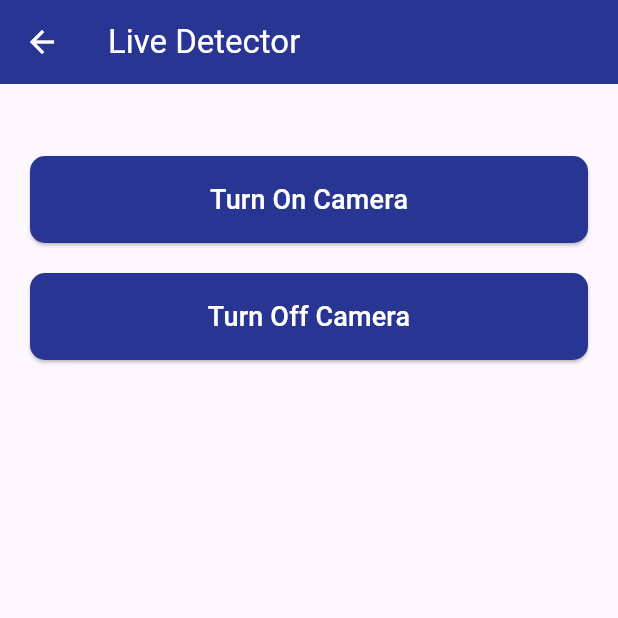
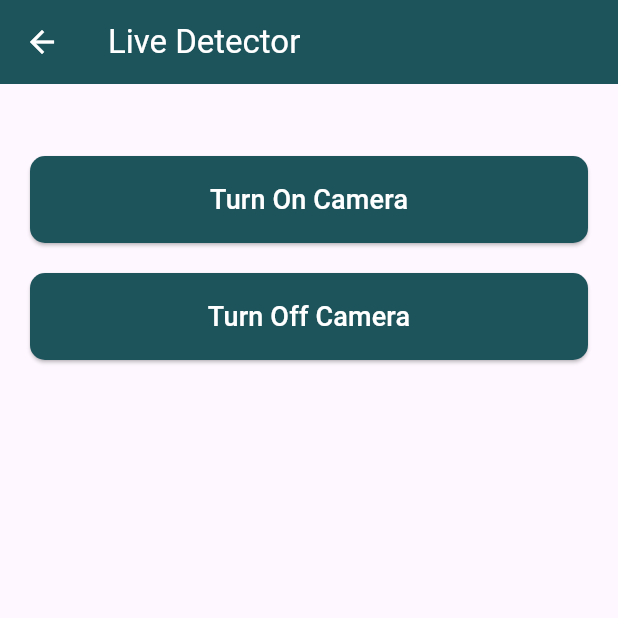
Before and after one commit to royhairul/mobileapps-potholedetection, a Flutter app: the screen it shows after launch, after a tap on "Live Detection", on a phone screen of 412 x 824 dp, the top half of it. Run offline on Flutter 3.47's test engine with Material 3 defaults, Android fonts, the phone set to English and light mode, and no system bars; our stand-ins replace bloc, camera, flutter_bloc, flutter_image_compress, font_awesome_flutter, geolocator and 5 more.

Commit message:
feat: update API URLs, change color primary, and refactor widget constructors

```diff
--- a/lib/env.dart
+++ b/lib/env.dart
@@ -13,6 +13,6 @@ abstract class Env {
 
   static const String kYoloFastApiUrl = String.fromEnvironment(
     'YOLO_API_URL',
-    defaultValue: 'https://reasonably-more-haddock.ngrok-free.app',
+    defaultValue: 'http://rwswg4g84oossosog8s08gsc.103.92.209.22.sslip.io',
   );
 }
--- a/lib/main.dart
+++ b/lib/main.dart
@@ -1,5 +1,4 @@
 import 'package:camera/camera.dart';
-import 'package:pothole_detector/screens/home/home_view.dart';
 import 'package:pothole_detector/screens/splash/splash_view.dart';
 import 'package:pothole_detector/shared/constants.dart';
 import 'package:flutter/material.dart';
@@ -11,7 +10,7 @@ void main() async {
 }
 
 class MyApp extends StatelessWidget {
-  const MyApp({Key? key}) : super(key: key);
+  const MyApp({super.key});
 
   @override
   Widget build(BuildContext context) {
--- a/lib/screens/home/cubit/home_cubit.dart
+++ b/lib/screens/home/cubit/home_cubit.dart
@@ -3,7 +3,6 @@ import 'dart:io';
 
 import 'package:bloc/bloc.dart';
 import 'package:flutter/material.dart';
-import 'package:flutter/scheduler.dart';
 import 'package:image_picker/image_picker.dart';
 import 'package:flutter_image_compress/flutter_image_compress.dart';
 import 'package:geolocator/geolocator.dart';
--- a/lib/screens/home/full_view_image.dart
+++ b/lib/screens/home/full_view_image.dart
@@ -1,6 +1,7 @@
 import 'package:flutter/material.dart';
 import 'package:flutter/services.dart';
 import 'package:photo_view/photo_view.dart';
+import 'package:pothole_detector/shared/constants.dart';
 
 class FullScreenImageView extends StatelessWidget {
   final Uint8List imageBytes;
@@ -17,7 +18,7 @@ class FullScreenImageView extends StatelessWidget {
             .textTheme
             .titleLarge
             ?.copyWith(color: Colors.white),
-        backgroundColor: Colors.indigo[800]!,
+        backgroundColor: Color(COLOR_PRIMARY),
       ),
       body: PhotoView(
         imageProvider: MemoryImage(imageBytes),
--- a/lib/screens/home/home_view.dart
+++ b/lib/screens/home/home_view.dart
@@ -1,22 +1,15 @@
-import 'package:flutter/foundation.dart';
 import 'package:flutter/material.dart';
 import 'package:flutter_bloc/flutter_bloc.dart';
 import 'package:font_awesome_flutter/font_awesome_flutter.dart';
-import 'package:geolocator/geolocator.dart';
-import 'package:image_picker/image_picker.dart';
 import 'package:pothole_detector/screens/home/cubit/home_cubit.dart';
 import 'package:pothole_detector/screens/home/full_view_image.dart';
 import 'package:pothole_detector/screens/home/live_detector_view.dart';
 import 'package:pothole_detector/shared/constants.dart';
-import 'package:pothole_detector/shared/supabase_service.dart';
 import 'package:pothole_detector/shared/widgets/custom_button.dart';
-import 'package:pothole_detector/shared/yolo_fastapi_service.dart';
-import 'package:photo_view/photo_view.dart';
-import 'package:photo_view/photo_view_gallery.dart';
 import 'package:page_transition/page_transition.dart';
 
 class HomeView extends StatefulWidget {
-  const HomeView({Key? key}) : super(key: key);
+  const HomeView({super.key});
 
   @override
   State<HomeView> createState() => _HomeViewState();
@@ -46,12 +39,12 @@ class _HomeViewState extends State<HomeView> {
                 content: Row(
                   children: [
                     CircularProgressIndicator(
-                      color: Colors.indigo.shade900,
+                      color: Color(COLOR_PRIMARY),
                     ),
                     SizedBox(width: 16),
                     Text(
                       'Processing...',
-                      style: TextStyle(color: Colors.indigo.shade900),
+                      style: TextStyle(color: Color(COLOR_PRIMARY)),
                     ),
                   ],
                 ),
@@ -80,7 +73,13 @@ class _HomeViewState extends State<HomeView> {
                       color: Colors.white,
                     ),
                     SizedBox(width: 16),
-                    Text(state.error, style: TextStyle(color: Colors.white)),
+                    Column(
+                      crossAxisAlignment: CrossAxisAlignment.start,
+                      children: [
+                        Text(state.error, style: TextStyle(color: Colors.white)),
+                        Text("Detection Not Found", style: TextStyle(color: Colors.white))
+                      ]
+                    )
                   ],
                 ),
                 backgroundColor: Colors.red,
@@ -97,10 +96,10 @@ class _HomeViewState extends State<HomeView> {
                   .textTheme
                   .titleLarge
                   ?.copyWith(color: Colors.white),
-              backgroundColor: Colors.indigo[800]!,
+              backgroundColor: Color(COLOR_PRIMARY),
             ),
             body: Padding(
-              padding: const EdgeInsets.all(16.0),
+              padding: const EdgeInsets.all(18.0),
               child: Column(
                 crossAxisAlignment: CrossAxisAlignment.stretch,
                 children: [
@@ -215,8 +214,7 @@ class _HomeViewState extends State<HomeView> {
                                                   children: [
                                                     FaIcon(
                                                       FontAwesomeIcons.road,
-                                                      color: Colors
-                                                          .indigo.shade900,
+                                                      color: Color(COLOR_PRIMARY),
                                                       size: 20,
                                                     ),
                                                     SizedBox(width: 10),
@@ -226,8 +224,7 @@ class _HomeViewState extends State<HomeView> {
                                                           .textTheme
                                                           .labelLarge!
                                                           .copyWith(
-                                                            color: Colors
-                                                                .indigo[800],
+                                                            color: Color(COLOR_PRIMARY),
                                                           ),
                                                     ),
                                                   ],
@@ -238,8 +235,7 @@ class _HomeViewState extends State<HomeView> {
                                                     FaIcon(
                                                       FontAwesomeIcons
                                                           .leftRight,
-                                                      color: Colors
-                                                          .indigo.shade900,
+                                                      color: Color(COLOR_PRIMARY),
                                                       size: 22,
                                                     ),
                                                     SizedBox(width: 10),
@@ -249,8 +245,7 @@ class _HomeViewState extends State<HomeView> {
                                                           .textTheme
                                                           .labelLarge!
                                                           .copyWith(
-                                                            color: Colors
-                                                                .indigo[800],
+                                                            color: Color(COLOR_PRIMARY),
                                                           ),
                                                     ),
                                                   ],
@@ -280,6 +275,7 @@ class _HomeViewState extends State<HomeView> {
                                     onPressed: () {
                                       context.read<HomeCubit>().reset();
                                     },
+                                    color: Color(COLOR_PRIMARY),
                                     icon: FaIcon(FontAwesomeIcons.trash)))
                           }
                         ],
--- a/lib/screens/home/live_detector_view.dart
+++ b/lib/screens/home/live_detector_view.dart
@@ -1,7 +1,5 @@
-import 'package:camera/camera.dart';
+import 'package:flutter/material.dart';
 import 'package:pothole_detector/shared/constants.dart';
-import 'package:flutter/material.dart';
-import 'package:font_awesome_flutter/font_awesome_flutter.dart';
 import 'package:pothole_detector/shared/widgets/custom_button.dart';
 
 class LiveDetectorView extends StatelessWidget {
@@ -17,7 +15,7 @@ class LiveDetectorView extends StatelessWidget {
         titleTextStyle: Theme.of(context).textTheme.titleLarge?.copyWith(
           color: Colors.white
         ),
-        backgroundColor: Colors.indigo[800]!,
+        backgroundColor: Color(COLOR_PRIMARY),
       ),
       body: Container(
         padding: EdgeInsets.all(20),
--- a/lib/screens/splash/splash_view.dart
+++ b/lib/screens/splash/splash_view.dart
@@ -43,11 +43,11 @@ class _SplashViewState extends State<SplashView> {
 
   @override
   Widget build(BuildContext context) {
-    kWidth = MediaQuery.of(context).size.width;
-    kHeight = MediaQuery.of(context).size.height;
+    final kWidth = MediaQuery.of(context).size.width;
+    final kHeight = MediaQuery.of(context).size.height;
     return Scaffold(
-      backgroundColor: Colors.indigo[800]!,
-      body: const Padding(
+      backgroundColor: Color(COLOR_PRIMARY),
+      body:  Padding(
         padding: EdgeInsets.all(15.0),
         child: Center(
           child: Column(
@@ -55,10 +55,13 @@ class _SplashViewState extends State<SplashView> {
             crossAxisAlignment: CrossAxisAlignment.center,
             children: [
               Spacer(),
-              Image(
-                image: AssetImage("assets/images/logo.png"),
-                // color: Colors.white,
-                width: 300,
+               // Logo yang responsif
+              Flexible(
+                flex: 3,
+                child: Image.asset(
+                  "assets/images/logo.png",
+                  width: kWidth * 0.5, // 50% dari lebar layar
+                ),
               ),
               Column(
                 children: [
@@ -73,13 +76,14 @@ class _SplashViewState extends State<SplashView> {
                   Text(
                     "Pavement Detector",
                     style: TextStyle(
-                      color: Colors.yellowAccent,
+                      color: Colors.white,
                       fontWeight: FontWeight.bold,
                       fontSize: 28,
                     ),
                   )
                 ],
               ),
+              Spacer(),
               Spacer(),
               Row(
                 mainAxisAlignment: MainAxisAlignment.center,
@@ -90,7 +94,7 @@ class _SplashViewState extends State<SplashView> {
                     size: 18,
                   ),
                   Text(
-                    " 2024 - Team Poliwangi - Mobile Computing",
+                    " 2025 - Team Poliwangi - Mobile Computing",
                     style: TextStyle(
                       color: Colors.white70,
                       fontWeight: FontWeight.bold,
--- a/lib/shared/constants.dart
+++ b/lib/shared/constants.dart
@@ -24,3 +24,6 @@ checkPermissions(context) async {
     await Permission.locationWhenInUse.request();
   }
 }
+
+
+const int COLOR_PRIMARY = 0xFF1D545C;
--- a/lib/shared/widgets/button.dart
+++ b/lib/shared/widgets/button.dart
@@ -12,7 +12,7 @@ class AppButton extends StatelessWidget {
   IconData? icon;
   String text = "";
   AppButton({
-    Key? key,
+    super.key,
     required this.color,
     required this.width,
     required this.height,
@@ -23,7 +23,7 @@ class AppButton extends StatelessWidget {
     this.onTap,
     this.withIcon = false,
     this.icon,
-  }) : super(key: key);
+  });
 
   @override
   Widget build(BuildContext context) {
--- a/lib/shared/widgets/custom_button.dart
+++ b/lib/shared/widgets/custom_button.dart
@@ -1,4 +1,5 @@
 import 'package:flutter/material.dart';
+import 'package:pothole_detector/shared/constants.dart';
 
 class AppButton extends StatelessWidget {
   final Color textColor;
@@ -10,7 +11,7 @@ class AppButton extends StatelessWidget {
   IconData? icon;
 
   AppButton({
-    Key? key,
+    super.key,
     required this.text,
     required this.onPressed,
     this.radius = 10,
@@ -18,7 +19,7 @@ class AppButton extends StatelessWidget {
     this.size = 18,
     this.withIcon = false,
     this.icon,
-  }) : super(key: key);
+  });
 
   @override
   Widget build(BuildContext context) {
@@ -26,7 +27,7 @@ class AppButton extends StatelessWidget {
       onPressed: onPressed,
       style: ElevatedButton.styleFrom(
         padding: EdgeInsets.all(16),
-        backgroundColor: Colors.indigo[800],
+        backgroundColor: Color(COLOR_PRIMARY),
         overlayColor: Colors.black,
         disabledBackgroundColor: Colors.black12,
         splashFactory: InkSplash.splashFactory,
```
